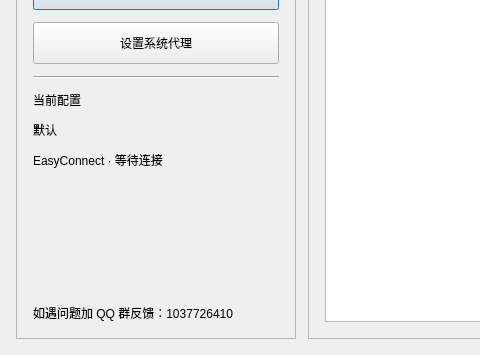
Before: the Qt Designer form presentation/main/mainwindow.ui in wtalioy/JustConnect, drawn with Qt 5; both pictures show x 0 to 480 and y 228 to 583 of the 822 by 583 pixel window.
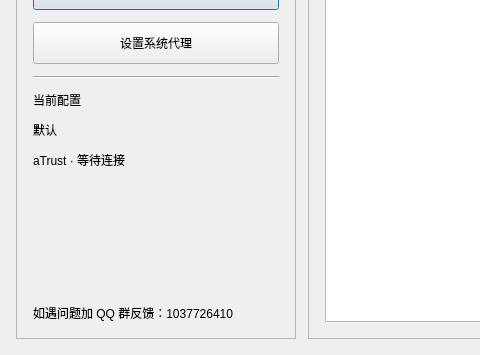
After: the same form once the commit is applied. Icons and pictures are not drawn.

Commit message: feat: streamline aTrust configuration and preserve profile data

What changed in the file:
```diff
--- a/presentation/main/mainwindow.ui
+++ b/presentation/main/mainwindow.ui
@@ -303,7 +303,7 @@
          <item>
           <widget class="QLabel" name="profileDetailLabel">
            <property name="text">
-            <string>EasyConnect · 等待连接</string>
+            <string>aTrust · 等待连接</string>
            </property>
            <property name="wordWrap">
             <bool>true</bool>
```
The commit also changes 33 other files.
